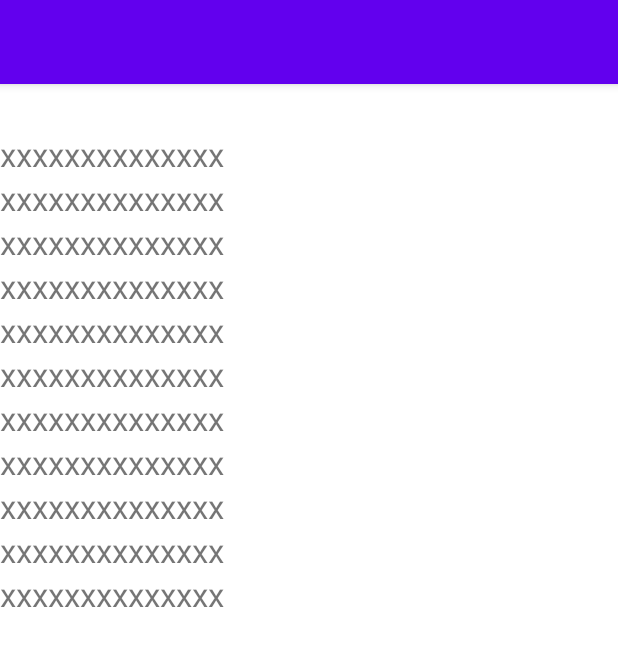
After one commit to DetiaAst/projectFish, an Android app: the DetailActivity screen opened directly, with no data from a screen before it, on a phone screen of 412 x 824 dp. The commit adds this screen. Shown: the top 646 px of the screen. Run offline under Robolectric (Android 15) with nearby library versions, the phone set to English and light mode, and no system bars.

Commit message:
"commit pertama"

```diff
--- a/app/src/main/AndroidManifest.xml
+++ b/app/src/main/AndroidManifest.xml
@@ -1,7 +1,8 @@
 <?xml version="1.0" encoding="utf-8"?>
 <manifest xmlns:android="http://schemas.android.com/apk/res/android"
     package="com.example.fish">
-    <uses-permission android:name="android.permission.INTERNET"/>
+
+    <uses-permission android:name="android.permission.INTERNET" />
 
     <application
         android:allowBackup="true"
@@ -10,6 +11,7 @@
         android:roundIcon="@mipmap/ic_launcher_round"
         android:supportsRtl="true"
         android:theme="@style/Theme.Fish">
+        <activity android:name=".DetailActivity"></activity>
         <activity android:name=".MainActivity">
             <intent-filter>
                 <action android:name="android.intent.action.MAIN" />
--- a/app/src/main/java/com/example/fish/ApiClient.java
+++ b/app/src/main/java/com/example/fish/ApiClient.java
@@ -4,7 +4,7 @@ import retrofit2.Retrofit;
 import retrofit2.converter.gson.GsonConverterFactory;
 
 public class ApiClient {
-    public static  final String BASE_URL = "https://www.fishwatch.gov/";
+    public static  final String BASE_URL = "https://www.fishwatch.gov/api/";
     public static Retrofit retrofit;
     public static  Retrofit ambilFish(){
         if (retrofit==null){
--- a/app/src/main/java/com/example/fish/ApiInterface.java
+++ b/app/src/main/java/com/example/fish/ApiInterface.java
@@ -6,6 +6,6 @@ import retrofit2.Call;
 import retrofit2.http.GET;
 
 public interface ApiInterface {
-    @GET("api/species")
+    @GET("species")
     Call<List<AllFish>> getListFish();
 }
--- /dev/null
+++ b/app/src/main/java/com/example/fish/DetailActivity.java
@@ -0,0 +1,29 @@
+package com.example.fish;
+
+import androidx.appcompat.app.AppCompatActivity;
+
+import android.content.Intent;
+import android.os.Bundle;
+import android.widget.TextView;
+
+public class DetailActivity extends AppCompatActivity {
+    AllFish ikanKiriman;
+    TextView txtBiology,txtHabitat,txtHabitatImpact,txtNfr,txtPopulation;
+
+    @Override
+    protected void onCreate(Bundle savedInstanceState) {
+        super.onCreate(savedInstanceState);
+        setContentView(R.layout.activity_detail);
+        txtBiology=(TextView)findViewById(R.id.txt_biology);
+//        txtHabitat=(TextView)findViewById(R.id.txt_habitat);
+//        txtHabitatImpact=(TextView)findViewById(R.id.txt_habitatImpact);
+//        txtNfr=(TextView) findViewById()
+//        Intent dapet = getIntent();
+//        ikanKiriman= (AllFish) dapet.getSerializableExtra("paket");
+//        txtBiology.setText(ikanKiriman.getBiology());
+//        txtHabitat.setText(ikanKiriman.getHabitat());
+//        txtHabitatImpact.setText(ikanKiriman.getHabitatImpacts());
+//        txtNfr.setText(ikanKiriman.getNOAAFisheriesRegion());
+//        txtPopulation.setText(ikanKiriman.getPopulation());
+    }
+}
--- a/app/src/main/java/com/example/fish/FishPictureIllustration.java
+++ b/app/src/main/java/com/example/fish/FishPictureIllustration.java
@@ -1,6 +1,8 @@
 package com.example.fish;
 
-public class FishPictureIllustration {
+import java.io.Serializable;
+
+public class FishPictureIllustration implements Serializable {
     private String src;
     private String alt;
 
--- a/app/src/main/java/com/example/fish/MainActivity.java
+++ b/app/src/main/java/com/example/fish/MainActivity.java
@@ -8,6 +8,7 @@ import android.content.Intent;
 import android.os.Bundle;
 import android.view.View;
 import android.widget.ImageView;
+import android.widget.Toast;
 
 import java.util.List;
 
@@ -42,7 +43,7 @@ public class MainActivity extends AppCompatActivity {
 
             @Override
             public void onFailure(Call<List<AllFish>> call, Throwable t) {
-
+                Toast.makeText(MainActivity.this,"tidak dapat data",Toast.LENGTH_LONG).show();
             }
         });
 
--- /dev/null
+++ b/app/src/main/res/layout/activity_detail.xml
@@ -0,0 +1,121 @@
+<?xml version="1.0" encoding="utf-8"?>
+<androidx.constraintlayout.widget.ConstraintLayout xmlns:android="http://schemas.android.com/apk/res/android"
+    xmlns:app="http://schemas.android.com/apk/res-auto"
+    xmlns:tools="http://schemas.android.com/tools"
+    android:layout_width="match_parent"
+    android:layout_height="match_parent"
+    tools:context=".DetailActivity">
+
+    <TextView
+        android:id="@+id/txt_biology"
+        android:layout_width="match_parent"
+        android:layout_height="wrap_content"
+        android:layout_marginTop="32dp"
+        android:text="xxxxxxxxxxxxxx"
+        android:textSize="10pt"
+        app:layout_constraintEnd_toEndOf="parent"
+        app:layout_constraintStart_toStartOf="parent"
+        app:layout_constraintTop_toTopOf="parent" />
+
+    <TextView
+        android:id="@+id/txt_habitat"
+        android:layout_width="match_parent"
+        android:layout_height="wrap_content"
+        android:text="xxxxxxxxxxxxxx"
+        android:textSize="10pt"
+        app:layout_constraintEnd_toEndOf="parent"
+        app:layout_constraintStart_toStartOf="parent"
+        app:layout_constraintTop_toBottomOf="@+id/txt_biology" />
+
+    <TextView
+        android:id="@+id/txt_habitatImpact"
+        android:layout_width="match_parent"
+        android:layout_height="wrap_content"
+        android:text="xxxxxxxxxxxxxx"
+        android:textSize="10pt"
+        app:layout_constraintEnd_toEndOf="parent"
+        app:layout_constraintStart_toStartOf="parent"
+        app:layout_constraintTop_toBottomOf="@+id/txt_habitat" />
+
+    <TextView
+        android:id="@+id/txt_nfr"
+        android:layout_width="match_parent"
+        android:layout_height="wrap_content"
+        android:text="xxxxxxxxxxxxxx"
+        android:textSize="10pt"
+        app:layout_constraintEnd_toEndOf="parent"
+        app:layout_constraintStart_toStartOf="parent"
+        app:layout_constraintTop_toBottomOf="@+id/txt_population" />
+
+    <TextView
+        android:id="@+id/txt_population"
+        android:layout_width="match_parent"
+        android:layout_height="wrap_content"
+        android:text="xxxxxxxxxxxxxx"
+        android:textSize="10pt"
+        app:layout_constraintEnd_toEndOf="parent"
+        app:layout_constraintStart_toStartOf="parent"
+        app:layout_constraintTop_toBottomOf="@+id/txt_sn" />
+
+    <TextView
+        android:id="@+id/txt_sn"
+        android:layout_width="match_parent"
+        android:layout_height="wrap_content"
+        android:text="xxxxxxxxxxxxxx"
+        android:textSize="10pt"
+        app:layout_constraintEnd_toEndOf="parent"
+        app:layout_constraintStart_toStartOf="parent"
+        app:layout_constraintTop_toBottomOf="@+id/txt_Bycatch" />
+
+    <TextView
+        android:id="@+id/txt_Bycatch"
+        android:layout_width="match_parent"
+        android:layout_height="wrap_content"
+        android:text="xxxxxxxxxxxxxx"
+        android:textSize="10pt"
+        app:layout_constraintEnd_toEndOf="parent"
+        app:layout_constraintStart_toStartOf="parent"
+        app:layout_constraintTop_toBottomOf="@+id/txt_Calories" />
+
+    <TextView
+        android:id="@+id/txt_Calories"
+        android:layout_width="match_parent"
+        android:layout_height="wrap_content"
+        android:text="xxxxxxxxxxxxxx"
+        android:textSize="10pt"
+        app:layout_constraintEnd_toEndOf="parent"
+        app:layout_constraintStart_toStartOf="parent"
+        app:layout_constraintTop_toBottomOf="@+id/txt_Cholesterol" />
+
+    <TextView
+        android:id="@+id/txt_Cholesterol"
+        android:layout_width="match_parent"
+        android:layout_height="wrap_content"
+        android:text="xxxxxxxxxxxxxx"
+        android:textSize="10pt"
+        app:layout_constraintEnd_toEndOf="parent"
+        app:layout_constraintStart_toStartOf="parent"
+        app:layout_constraintTop_toBottomOf="@+id/txt_Carbohydrate" />
+
+    <TextView
+        android:id="@+id/txt_Carbohydrate"
+        android:layout_width="match_parent"
+        android:layout_height="wrap_content"
+        android:text="xxxxxxxxxxxxxx"
+        android:textSize="10pt"
+        app:layout_constraintEnd_toEndOf="parent"
+        app:layout_constraintStart_toStartOf="parent"
+        app:layout_constraintTop_toBottomOf="@+id/txt_fatTotal" />
+
+    <TextView
+        android:id="@+id/txt_fatTotal"
+        android:layout_width="match_parent"
+        android:layout_height="wrap_content"
+        android:text="xxxxxxxxxxxxxx"
+        android:textSize="10pt"
+        app:layout_constraintEnd_toEndOf="parent"
+        app:layout_constraintStart_toStartOf="parent"
+        app:layout_constraintTop_toBottomOf="@+id/txt_habitatImpact" />
+
+
+</androidx.constraintlayout.widget.ConstraintLayout>
```
Also changed, not shown: app/src/main/java/com/example/fish/AllFish.java (+101 -1 lines), app/src/main/java/com/example/fish/AllFishAdapter.java (+11 -0 lines), app/src/main/java/com/example/fish/Gallery.java (added, +26 -0 lines).
